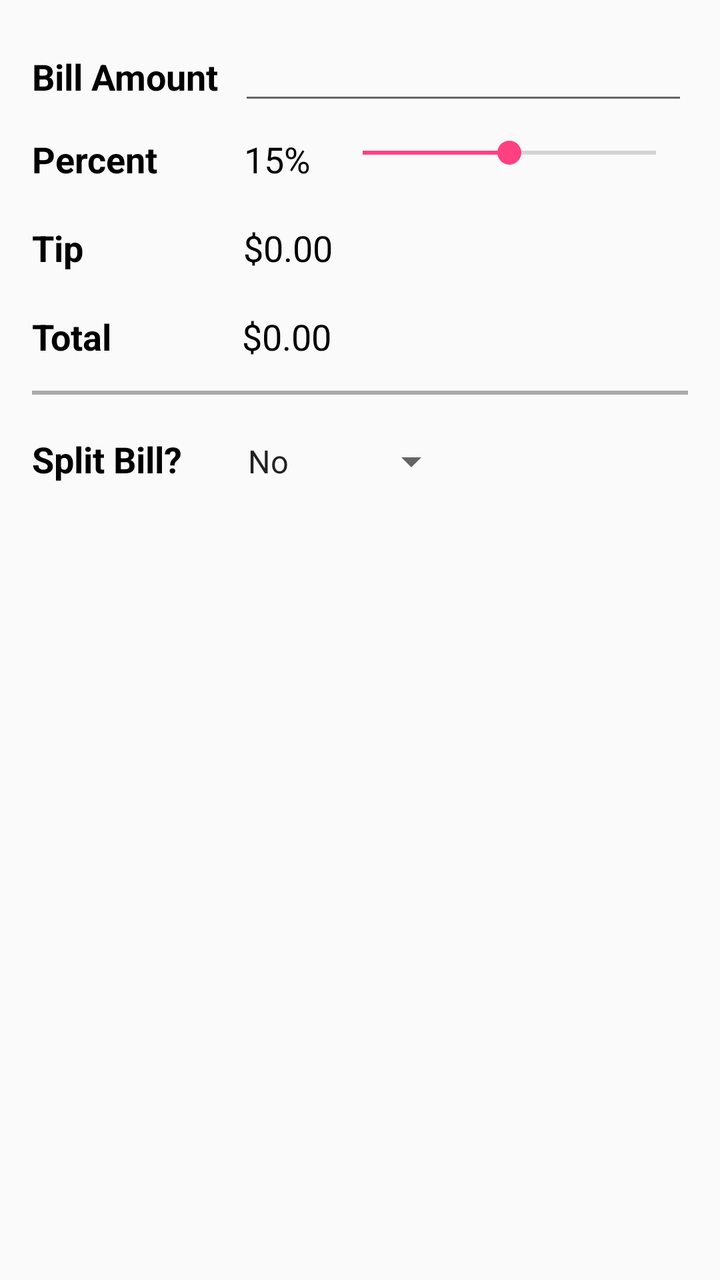
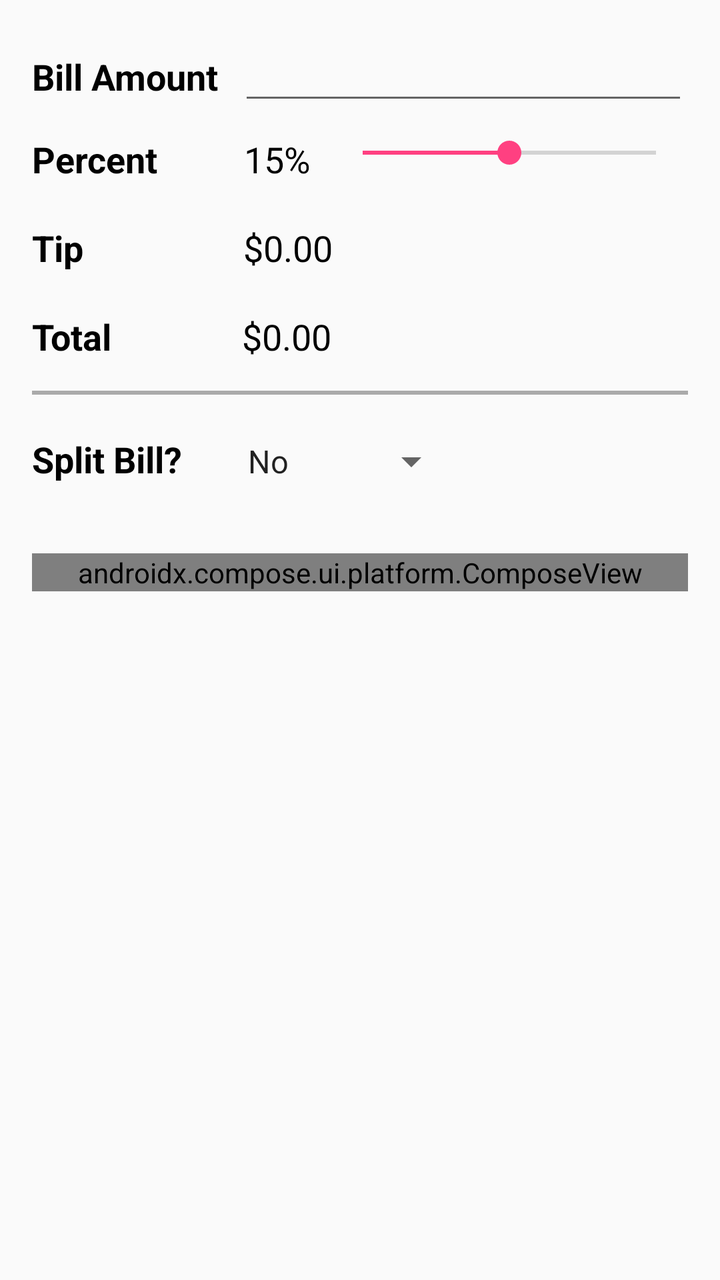

Two renders of the same Android screen: before a commit and after it. Below are the layout's source before the change and the commit's diff.
<!-- AndroidManifest.xml: application theme AppTheme -->
<!-- res/layout/activity_main.xml -->
<?xml version="1.0" encoding="utf-8"?>

<LinearLayout xmlns:android="http://schemas.android.com/apk/res/android"
    xmlns:tools="http://schemas.android.com/tools"
    android:layout_width="match_parent"
    android:layout_height="match_parent"
    android:paddingBottom="@dimen/activity_vertical_margin"
    android:paddingLeft="@dimen/activity_horizontal_margin"
    android:paddingRight="@dimen/activity_horizontal_margin"
    android:paddingTop="@dimen/activity_vertical_margin"
    android:orientation="vertical"
    tools:context="itp341.caceres.nicholas.tipCalculator.MainActivity">

    <LinearLayout
        android:layout_width="match_parent"
        android:layout_height="wrap_content"
        android:orientation="horizontal">

        <TextView
            android:layout_width="wrap_content"
            android:layout_height="wrap_content"
            android:id="@+id/text_bill_amount"
            android:text="@string/label_bill_amount"
            android:textColor="#000000"
            android:textSize="18sp"
            android:textStyle="bold"/>

        <EditText
            android:id="@+id/edit_bill_amount"
            android:layout_width="match_parent"
            android:layout_height="wrap_content"
            android:layout_marginStart="10dp"
            android:inputType="numberDecimal" />

    </LinearLayout>

    <LinearLayout
        android:layout_width="match_parent"
        android:layout_height="wrap_content"
        android:orientation="horizontal"
        android:layout_marginTop="10dp">

        <TextView
            android:layout_width="wrap_content"
            android:layout_height="wrap_content"
            android:id="@+id/text_percent"
            android:text="@string/label_percent"
            android:textColor="#000000"
            android:textSize="18sp"
            android:textStyle="bold"/>

        <TextView
            android:layout_width="wrap_content"
            android:layout_height="wrap_content"
            android:id="@+id/text_percent_value"
            android:layout_marginStart="43dp"
            android:textColor="#000000"
            android:textSize="18sp"
            android:text="@string/label_initial_percent"
            />

        <SeekBar
            android:layout_width="match_parent"
            android:layout_height="wrap_content"
            android:id="@+id/seek_bar"
            android:max="30"
            android:progress="15"
            android:layout_marginStart="10dp"/>

    </LinearLayout>

    <LinearLayout
        android:layout_width="match_parent"
        android:layout_height="wrap_content"
        android:orientation="horizontal"
        android:layout_marginTop="20dp">

        <TextView
            android:layout_width="wrap_content"
            android:layout_height="wrap_content"
            android:id="@+id/text_tip"
            android:text="@string/label_tip"
            android:textColor="#000000"
            android:textSize="18sp"
            android:textStyle="bold"/>

        <TextView
            android:layout_width="wrap_content"
            android:layout_height="wrap_content"
            android:id="@+id/text_tip_value"
            android:layout_marginStart="80dp"
            android:textColor="#000000"
            android:textSize="18sp"
            android:text="@string/label_initial"/>

    </LinearLayout>

    <LinearLayout
        android:layout_width="match_parent"
        android:layout_height="wrap_content"
        android:orientation="horizontal"
        android:layout_marginTop="20dp">

        <TextView
            android:layout_width="wrap_content"
            android:layout_height="wrap_content"
            android:id="@+id/text_total"
            android:text="@string/label_total"
            android:textColor="#000000"
            android:textSize="18sp"
            android:textStyle="bold"/>

        <TextView
            android:layout_width="wrap_content"
            android:layout_height="wrap_content"
            android:id="@+id/text_total_value"
            android:layout_marginStart="65dp"
            android:textColor="#000000"
            android:textSize="18sp"
            android:text="@string/label_initial"
            />

    </LinearLayout>

    <LinearLayout
        android:layout_width="wrap_content"
        android:layout_height="wrap_content"
        android:layout_marginTop="15dp">

        <View
            android:layout_width="match_parent"
            android:layout_height="2dp"
            android:background="@android:color/darker_gray"/>

    </LinearLayout>

    <LinearLayout
        android:layout_width="match_parent"
        android:layout_height="wrap_content"
        android:orientation="horizontal"
        android:layout_marginTop="20dp">

        <TextView
            android:layout_width="wrap_content"
            android:layout_height="wrap_content"
            android:id="@+id/text_split_bill"
            android:text="@string/label_split"
            android:textColor="#000000"
            android:textSize="18sp"
            android:textStyle="bold"/>

        <Spinner
            android:layout_width="wrap_content"
            android:layout_height="wrap_content"
            android:id="@+id/spinnerSplit"
            android:layout_marginStart="25dp"
            android:entries="@array/label_array_split"/>

    </LinearLayout>

    <LinearLayout
        android:layout_width="match_parent"
        android:layout_height="wrap_content"
        android:orientation="horizontal"
        android:layout_marginTop="20dp">

        <TextView
            android:layout_width="wrap_content"
            android:layout_height="wrap_content"
            android:id="@+id/text_per_person"
            android:text="@string/label_per"
            android:textColor="#000000"
            android:textSize="18sp"
            android:textStyle="bold"
            android:visibility="gone"/>

        <TextView
            android:layout_width="wrap_content"
            android:layout_height="wrap_content"
            android:id="@+id/text_per_person_tip"
            android:text="@string/label_tip"
            android:textColor="#000000"
            android:textSize="18sp"
            android:layout_marginStart="20dp"
            android:visibility="gone"/>

        <TextView
            android:layout_width="wrap_content"
            android:layout_height="wrap_content"
            android:id="@+id/text_per_person_tip_value"
            android:layout_marginStart="15dp"
            android:textColor="#000000"
            android:textSize="18sp"
            android:text="@string/label_initial"
            android:visibility="gone"/>

    </LinearLayout>

    <LinearLayout
        android:layout_width="match_parent"
        android:layout_height="wrap_content"
        android:layout_marginTop="15dp">

        <TextView
            android:layout_width="wrap_content"
            android:layout_height="wrap_content"
            android:id="@+id/text_per_person_total"
            android:layout_marginStart="95dp"
            android:text="@string/label_total"
            android:textColor="#000000"
            android:textSize="18sp"
            android:visibility="gone"/>

        <TextView
            android:layout_width="wrap_content"
            android:layout_height="wrap_content"
            android:id="@+id/text_per_person_total_value"
            android:layout_marginStart="15dp"
            android:textColor="#000000"
            android:textSize="18sp"
            android:text="@string/label_initial"
            android:visibility="gone"/>

    </LinearLayout>

</LinearLayout>
<!-- resources referenced by this layout -->
<resources>
  <string-array name="label_array_split">
          <item>No</item>
          <item>2 ways</item>
          <item>3 ways</item>
          <item>4 ways</item>
      </string-array>
  <dimen name="activity_horizontal_margin">16dp</dimen>
  <dimen name="activity_vertical_margin">16dp</dimen>
  <string name="label_bill_amount">Bill Amount</string>
  <string name="label_initial">$0.00</string>
  <string name="label_initial_percent">15%</string>
  <string name="label_per">Per Person</string>
  <string name="label_percent">Percent</string>
  <string name="label_split">Split Bill?</string>
  <string name="label_tip">Tip</string>
  <string name="label_total">Total</string>
  <style name="AppTheme" parent="Theme.AppCompat.Light.DarkActionBar">
          
          <item name="colorPrimary">@color/colorPrimary</item>
          <item name="colorPrimaryDark">@color/colorPrimaryDark</item>
          <item name="colorAccent">@color/colorAccent</item>
      </style>
  <color name="colorPrimary">#187C06</color>
  <color name="colorPrimaryDark">#183A18</color>
  <color name="colorAccent">#FF4081</color>
</resources>

<!-- the commit's change to res/layout/activity_main.xml (unified diff, before → after) -->
@@ -223,4 +223,9 @@
 
     </LinearLayout>
 
+    <androidx.compose.ui.platform.ComposeView
+        android:id="@+id/main_compose_view"
+        android:layout_width="match_parent"
+        android:layout_height="wrap_content" />
+
 </LinearLayout>
